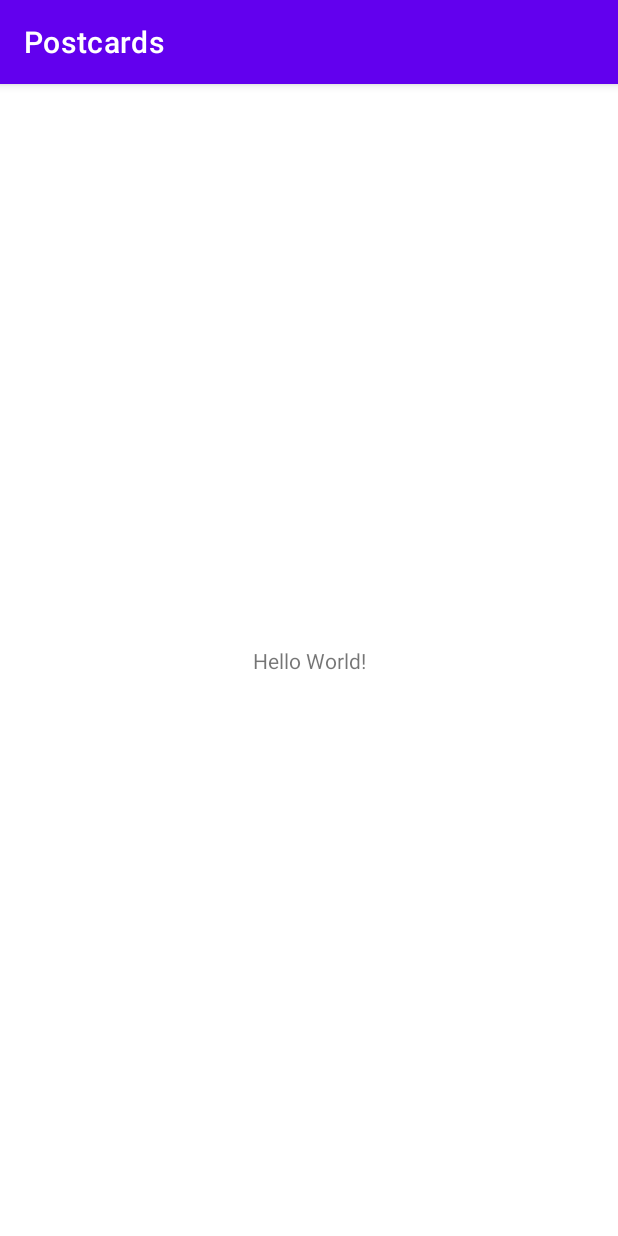
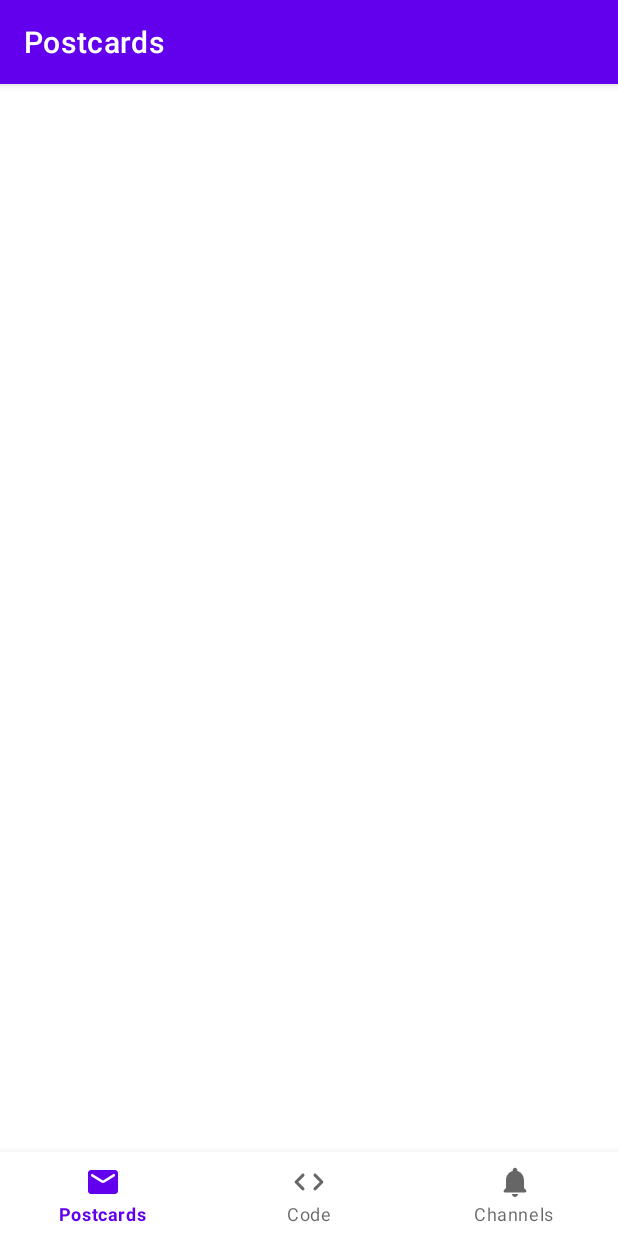
Before and after one commit to secretshardul/postcards-android, an Android app: the screen it shows after launch (MainActivity), on a phone screen of 412 x 824 dp. Run offline under Robolectric (Android 15) with nearby library versions, the phone set to English and light mode, and no system bars.

Commit message:
feat: Add navigation menu boilerplate

```diff
--- /dev/null
+++ b/app/src/main/res/drawable/ic_code.xml
@@ -0,0 +1,9 @@
+<vector xmlns:android="http://schemas.android.com/apk/res/android"
+    android:width="24dp"
+    android:height="24dp"
+    android:viewportWidth="24"
+    android:viewportHeight="24">
+  <path
+      android:fillColor="#FF000000"
+      android:pathData="M8.7,15.9L4.8,12l3.9,-3.9c0.39,-0.39 0.39,-1.01 0,-1.4 -0.39,-0.39 -1.01,-0.39 -1.4,0l-4.59,4.59c-0.39,0.39 -0.39,1.02 0,1.41l4.59,4.6c0.39,0.39 1.01,0.39 1.4,0 0.39,-0.39 0.39,-1.01 0,-1.4zM15.3,15.9l3.9,-3.9 -3.9,-3.9c-0.39,-0.39 -0.39,-1.01 0,-1.4 0.39,-0.39 1.01,-0.39 1.4,0l4.59,4.59c0.39,0.39 0.39,1.02 0,1.41l-4.59,4.6c-0.39,0.39 -1.01,0.39 -1.4,0 -0.39,-0.39 -0.39,-1.01 0,-1.4z"/>
+</vector>
--- /dev/null
+++ b/app/src/main/res/drawable/ic_mail.xml
@@ -0,0 +1,9 @@
+<vector xmlns:android="http://schemas.android.com/apk/res/android"
+    android:width="24dp"
+    android:height="24dp"
+    android:viewportWidth="24"
+    android:viewportHeight="24">
+  <path
+      android:fillColor="#FF000000"
+      android:pathData="M20,4L4,4c-1.1,0 -2,0.9 -2,2v12c0,1.1 0.9,2 2,2h16c1.1,0 2,-0.9 2,-2L22,6c0,-1.1 -0.9,-2 -2,-2zM19.6,8.25l-6.54,4.09c-0.65,0.41 -1.47,0.41 -2.12,0L4.4,8.25c-0.25,-0.16 -0.4,-0.43 -0.4,-0.72 0,-0.67 0.73,-1.07 1.3,-0.72L12,11l6.7,-4.19c0.57,-0.35 1.3,0.05 1.3,0.72 0,0.29 -0.15,0.56 -0.4,0.72z"/>
+</vector>
--- /dev/null
+++ b/app/src/main/res/drawable/ic_notifications.xml
@@ -0,0 +1,9 @@
+<vector xmlns:android="http://schemas.android.com/apk/res/android"
+    android:width="24dp"
+    android:height="24dp"
+    android:viewportWidth="24"
+    android:viewportHeight="24">
+  <path
+      android:fillColor="#FF000000"
+      android:pathData="M12,22c1.1,0 2,-0.9 2,-2h-4c0,1.1 0.89,2 2,2zM18,16v-5c0,-3.07 -1.64,-5.64 -4.5,-6.32L13.5,4c0,-0.83 -0.67,-1.5 -1.5,-1.5s-1.5,0.67 -1.5,1.5v0.68C7.63,5.36 6,7.92 6,11v5l-1.29,1.29c-0.63,0.63 -0.19,1.71 0.7,1.71h13.17c0.89,0 1.34,-1.08 0.71,-1.71L18,16z"/>
+</vector>
--- a/app/src/main/res/layout/activity_main.xml
+++ b/app/src/main/res/layout/activity_main.xml
@@ -6,13 +6,23 @@
     android:layout_height="match_parent"
     tools:context=".MainActivity">
 
-    <TextView
-        android:layout_width="wrap_content"
+    <FrameLayout
+        android:id="@+id/fragment_container"
+        android:layout_width="match_parent"
+        android:layout_height="match_parent"
+        android:layout_marginBottom="56dp"
+        android:text="Home"
+        app:layout_constraintLeft_toLeftOf="parent"
+        app:layout_constraintTop_toTopOf="parent" />
+
+    <com.google.android.material.bottomnavigation.BottomNavigationView
+        android:id="@+id/navigation"
+        android:layout_width="0dp"
         android:layout_height="wrap_content"
-        android:text="Hello World!"
         app:layout_constraintBottom_toBottomOf="parent"
         app:layout_constraintLeft_toLeftOf="parent"
         app:layout_constraintRight_toRightOf="parent"
-        app:layout_constraintTop_toTopOf="parent" />
+        app:menu="@menu/navigation" />
+
 
 </androidx.constraintlayout.widget.ConstraintLayout>
--- /dev/null
+++ b/app/src/main/res/menu/navigation.xml
@@ -0,0 +1,19 @@
+<?xml version="1.0" encoding="utf-8"?>
+<menu xmlns:android="http://schemas.android.com/apk/res/android">
+
+    <item
+        android:id="@+id/navigation_postcards"
+        android:icon="@drawable/ic_mail"
+        android:title="Postcards"/>
+
+    <item
+        android:id="@+id/navigation_code_setup"
+        android:icon="@drawable/ic_code"
+        android:title="Code"/>
+
+    <item
+        android:id="@+id/navigation_channels"
+        android:icon="@drawable/ic_notifications"
+        android:title="Channels"/>
+
+</menu>
```
